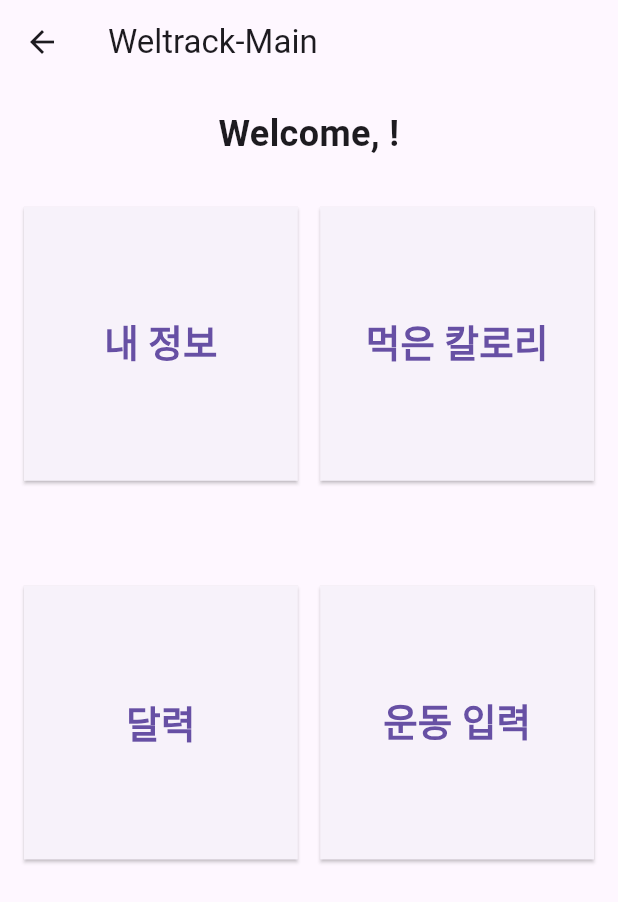
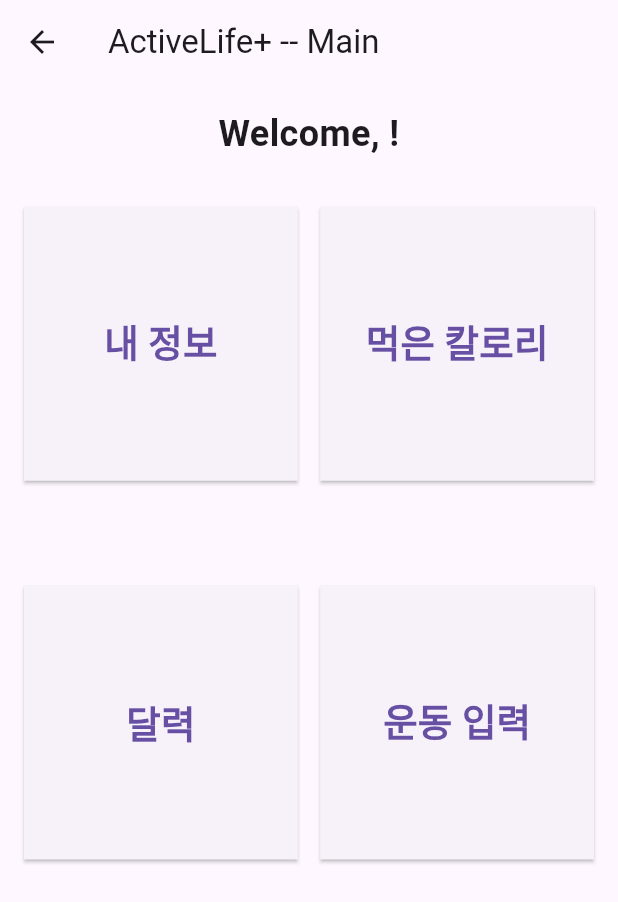
Before and after one commit to tnqjae/Mp2_teamProject, a Flutter app: the HomeScreen screen opened directly with empty values, on a phone screen of 412 x 824 dp. Shown: the top 902 px of the screen. Run offline on Flutter 3.47's test engine with Material 3 defaults, Android fonts, the phone set to English and light mode, and no system bars; our stand-ins replace shared_preferences, sqflite, table_calendar; accounts and stored records are empty.

Commit message:
Edit App Name

```diff
--- a/lib/MainScreen/HomeScreen.dart
+++ b/lib/MainScreen/HomeScreen.dart
@@ -13,7 +13,7 @@ class HomeScreen extends StatelessWidget {
   Widget build(BuildContext context) {
     return Scaffold(
       appBar: AppBar(
-        title: Text('Weltrack-Main'),
+        title: Text('ActiveLife+ -- Main'),
       ),
       body: Column(
         children: [
```
